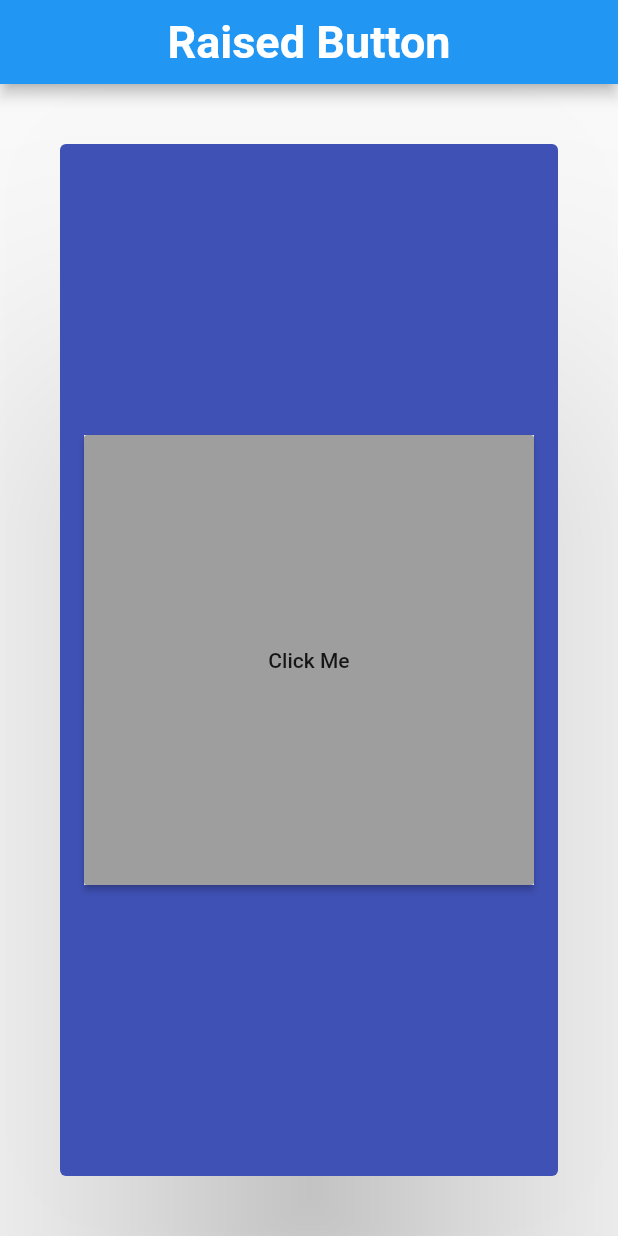
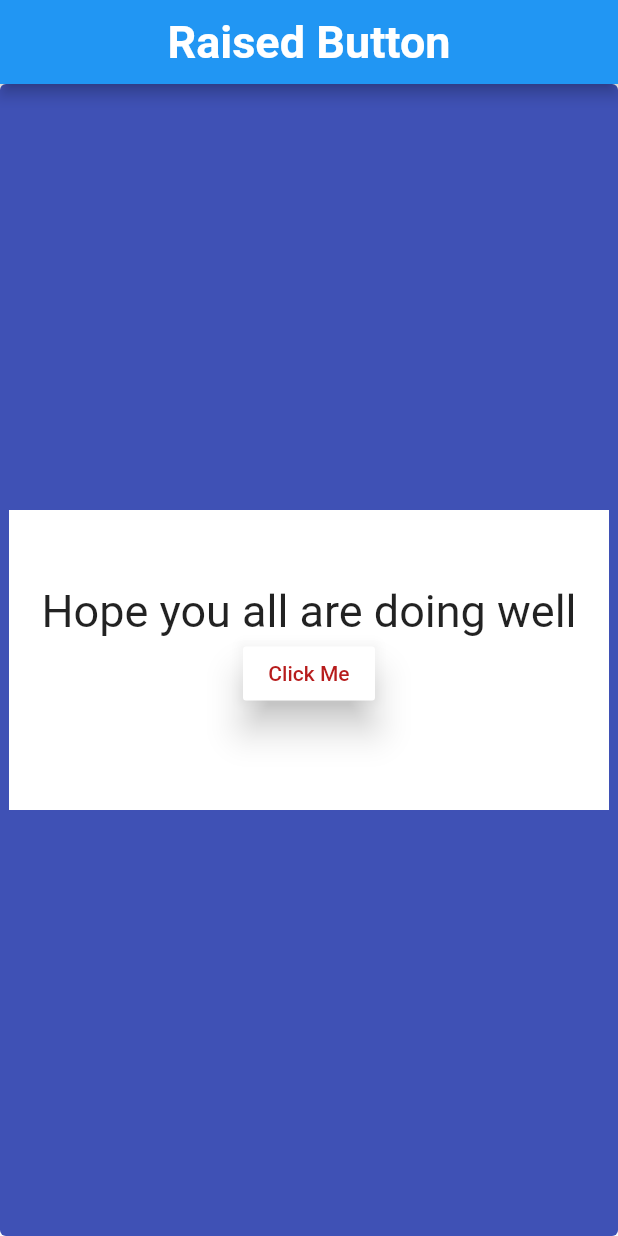
Before and after one commit to at1208/Basic-flutter-widgets, a Flutter app: the screen it shows after launch, after a tap on "Click Me", on a phone screen of 412 x 824 dp. Run offline on Flutter 3.47's test engine with Material 2 defaults, Android fonts, the phone set to English and light mode, and no system bars.

Commit message:
RaisedButton done

```diff
--- a/raisedbutton/lib/main.dart
+++ b/raisedbutton/lib/main.dart
@@ -14,6 +14,17 @@ class MyApp extends StatefulWidget{
 }
 
 class _MyApp extends State <MyApp>{
+
+  String values = ' Hello Everyone! ';
+
+
+  void onButtonClick(){
+    setState(() {
+      values = 'Hope you all are doing well';
+    });
+  }
+
+
   @override
   Widget build(BuildContext context) {
 
@@ -33,16 +44,30 @@ class _MyApp extends State <MyApp>{
               ),
             ),
             body: Card(
-              margin: EdgeInsets.all(40),
+              margin: EdgeInsets.all(0),
               color: Colors.indigo,
-              elevation: 90,
+              elevation: 0,
               child: Center(
                   child: Container(
+                    padding:    EdgeInsets.only(top: 50),
                     color: Colors.white,
-                    width:300,
-                    height:300,
+                    width:400,
+                    height:200,
+                    child: Column(
+                       children: <Widget>[
+                         Text(values, style: TextStyle(fontSize: 30)),
+                         RaisedButton(
+                           onPressed: onButtonClick,
+                           child: Text('Click Me'),
+                           color: Colors.white,
+                           textColor: Colors.red[900],
+                           elevation: 10,
+                           splashColor: Colors.red,
 
-                    child: RaisedButton(onPressed: () => { }, child: Text('Click Me'),color: Colors.grey,),
+                         ),
+                       ]
+
+                    )
                   )
               )
             )
```
